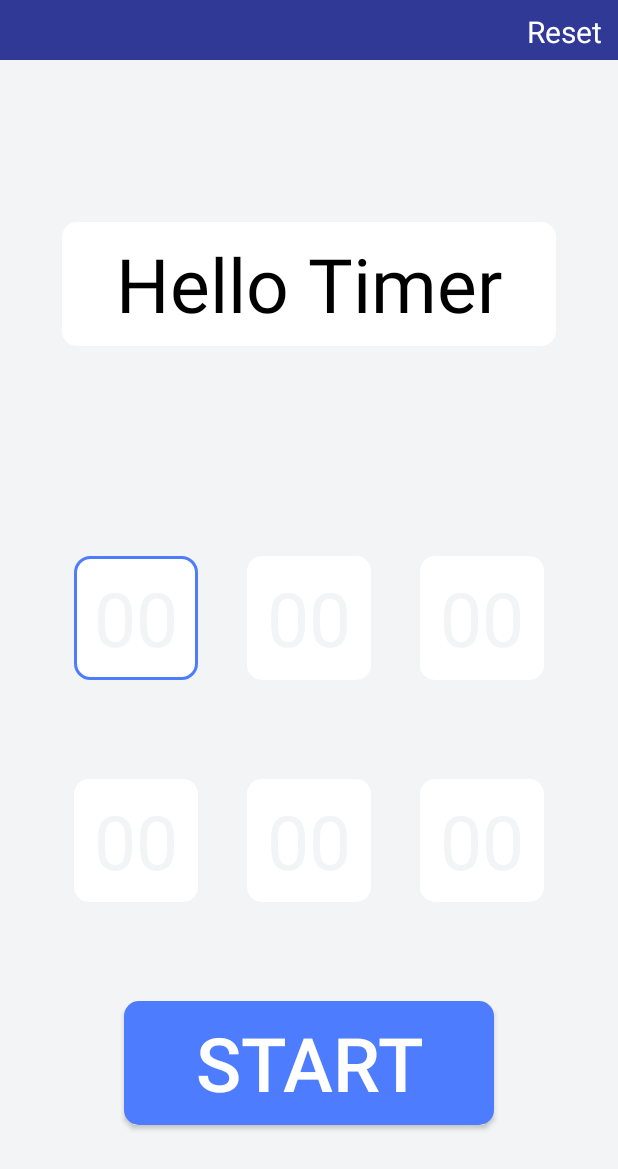
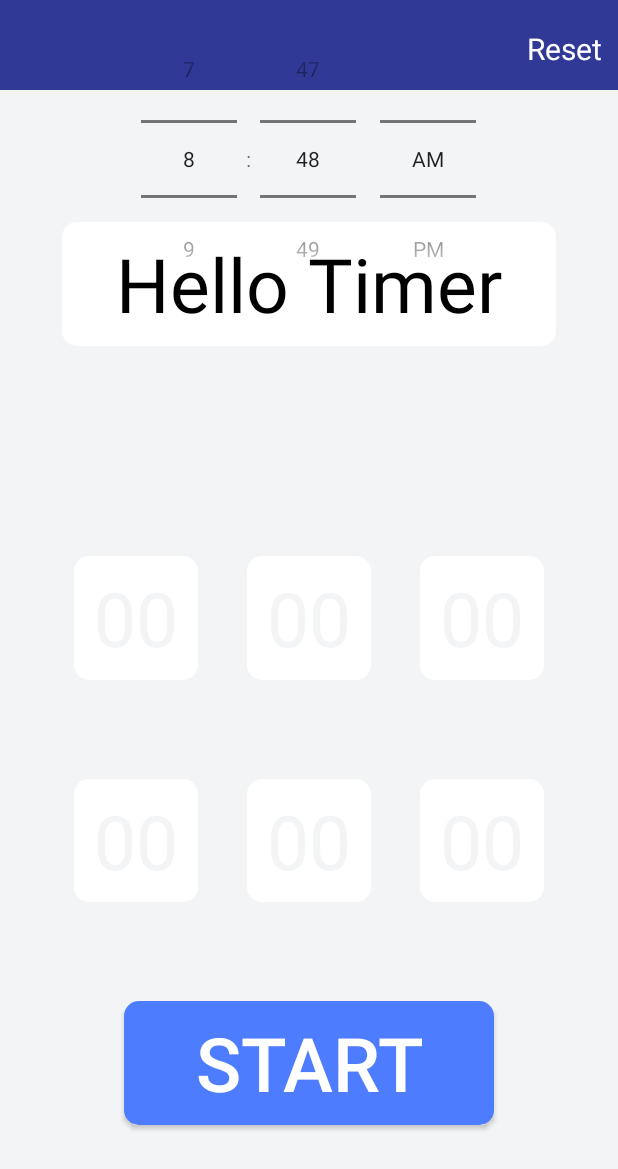
Before and after one commit to liangxiaohit/Timer, an Android app: the screen it shows after launch (MainActivity), on a phone screen of 412 x 824 dp. Shown: the top 1169 px of the screen. Run offline under Robolectric (Android 15) with nearby library versions, the phone set to English and light mode, and no system bars.

Commit message:
android R 沉浸式状态栏实现

```diff
--- a/app/src/main/java/com/example/mytimer/Base.java
+++ b/app/src/main/java/com/example/mytimer/Base.java
@@ -11,7 +11,7 @@ public abstract class  Base extends AppCompatActivity {
     @Override
     protected void onCreate(Bundle savedInstanceState) {
         super.onCreate(savedInstanceState);
-        Tools.getInstance().hideStateBar(getWindow());
+        Tools.getInstance().hideStateBar(getWindow(),this);
         supportRequestWindowFeature(getWindow().FEATURE_NO_TITLE);
         setContentView(R.layout.base_activity);
     }
--- a/app/src/main/java/com/example/mytimer/MainActivity.java
+++ b/app/src/main/java/com/example/mytimer/MainActivity.java
@@ -36,6 +36,8 @@ public class MainActivity extends Base {
     private AlertDialog.Builder builder = null;
 
     private TimerReceiver mMyReceiver = null;
+
+    private ChooseAddressWheel mWheel = null;
 
     @Override
     protected void onCreate(Bundle savedInstanceState) {
--- a/app/src/main/java/com/example/mytimer/Tools/Tools.java
+++ b/app/src/main/java/com/example/mytimer/Tools/Tools.java
@@ -1,10 +1,19 @@
 package com.example.mytimer.Tools;
 
+import android.app.Activity;
 import android.content.Context;
 import android.graphics.Color;
 import android.os.Build;
+import android.view.LayoutInflater;
+import android.view.View;
 import android.view.Window;
+import android.view.WindowInsets;
+import android.view.WindowInsetsController;
 import android.view.WindowManager;
+import android.widget.TextView;
+import android.widget.Toast;
+
+import com.example.mytimer.R;
 
 import java.lang.reflect.Field;
 
@@ -35,19 +44,39 @@ public class Tools {
      * Hide the status bar
      * @param window
      */
-    public void hideStateBar(Window window) {
-        if(Build.VERSION.SDK_INT >= Build.VERSION_CODES.N){
+    public void hideStateBar(Window window, Activity mActivity) {
+        if(Build.VERSION.SDK_INT >= Build.VERSION_CODES.N && Build.VERSION_CODES.R > Build.VERSION.SDK_INT){
             try {
                 Class decorViewClazz = Class.forName("com.android.internal.policy.DecorView");
                 Field field = decorViewClazz.getDeclaredField("mSemiTransparentStatusBarColor");
                 field.setAccessible(true);
                 field.setInt(window.getDecorView(), Color.TRANSPARENT);  //change to transparent
+                window.addFlags(WindowManager.LayoutParams.FLAG_LAYOUT_NO_LIMITS);
             } catch (Exception e) {}
+        }else if(Build.VERSION.SDK_INT >= Build.VERSION_CODES.R){
+
+            WindowInsetsController mControl = mActivity.getWindow().getDecorView().getWindowInsetsController();
+
+            mControl.hide(WindowInsets.Type.statusBars());
         }
 
-        window.addFlags(WindowManager.LayoutParams.FLAG_LAYOUT_NO_LIMITS);
+        //getWindow().addFlags(WindowManager.LayoutParams.FLAG_TRANSLUCENT_NAVIGATION);
+    }
 
-        //getWindow().addFlags(WindowManager.LayoutParams.FLAG_TRANSLUCENT_NAVIGATION);
+    /**
+     * 自定义toast提示功能
+     * @param mActivity
+     * @param mContent
+     */
+    public void showToast(Activity mActivity,String mContent) {
+        Toast toast = new Toast(mActivity);
+        LayoutInflater layoutInflater  = LayoutInflater.from(mActivity);;
+        View v = layoutInflater.inflate(R.layout.toast_style, null);
+        TextView mTV = v.findViewById(R.id.toast_tv_show_content);
+        mTV.setText(mContent);
+        toast.setView(v);
+        toast.setDuration(Toast.LENGTH_SHORT);
+        toast.show();
     }
 
     public MediaC getmMedia() {
--- a/app/src/main/res/layout/activity_main.xml
+++ b/app/src/main/res/layout/activity_main.xml
@@ -11,7 +11,7 @@
         android:id="@+id/title_in_base_main"
         layout="@layout/base_activity"
         android:layout_width="match_parent"
-        android:layout_height="40dp"
+        android:layout_height="60dp"
         />
 
     <TextView
@@ -29,6 +29,19 @@
         app:layout_constraintHeight_percent="0.100"
         app:layout_constraintWidth_percent="0.800"
         app:layout_constraintVertical_bias="0.200"/>
+
+    <TimePicker
+        android:id="@+id/mytimer_main_time_picker"
+        android:layout_width="0dp"
+        android:layout_height="0dp"
+        android:timePickerMode="spinner"
+        app:layout_constraintTop_toTopOf="parent"
+        app:layout_constraintBottom_toBottomOf="parent"
+        app:layout_constraintLeft_toLeftOf="parent"
+        app:layout_constraintRight_toRightOf="parent"
+
+        />
+
 
     <EditText
         android:id="@+id/mytimer_main_et_hour_study"
--- a/app/src/main/res/layout/base_activity.xml
+++ b/app/src/main/res/layout/base_activity.xml
@@ -3,7 +3,7 @@
     xmlns:app="http://schemas.android.com/apk/res-auto"
     xmlns:tools="http://schemas.android.com/tools"
     android:layout_width="match_parent"
-    android:layout_height="40dp"
+    android:layout_height="60dp"
     tools:context=".Base">
 
 
@@ -34,7 +34,7 @@
         app:layout_constraintRight_toRightOf="parent"
         app:layout_constraintTop_toTopOf="parent"
         app:layout_constraintHorizontal_bias="0.97"
-        app:layout_constraintVertical_bias="0.8"
+        app:layout_constraintVertical_bias="0.6"
         />
 
 
```
Also changed, not shown: app/src/main/res/layout/toast_style.xml (added, +31 -0 lines).
